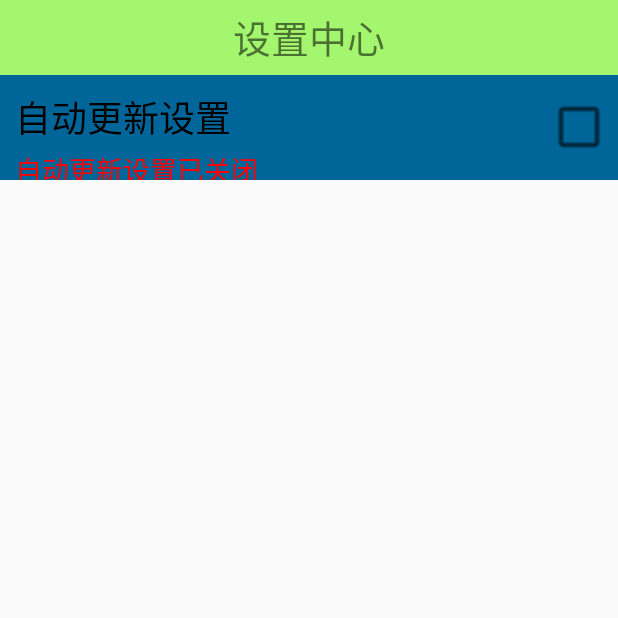
After one commit to huwangzhang/MobileSafe20, an Android app: the SettingCenterActivity screen opened directly, with no data from a screen before it, on a phone screen of 412 x 824 dp, the top half of it. The commit adds this screen. Run offline under Robolectric (Android 15) with nearby library versions, the phone set to English and light mode, and no system bars.

Commit message:
自动更新

```diff
--- a/app/src/main/AndroidManifest.xml
+++ b/app/src/main/AndroidManifest.xml
@@ -47,6 +47,9 @@
         <activity
             android:name=".activity.SelectContactActivity"
             android:label="@string/app_name" />
+        <activity
+            android:name=".activity.SettingCenterActivity"
+            android:label="@string/app_name" />
 
     </application>
 </manifest>
--- /dev/null
+++ b/app/src/main/java/com/example/huwang/mobilesafe20/activity/SettingCenterActivity.java
@@ -0,0 +1,60 @@
+package com.example.huwang.mobilesafe20.activity;
+
+import android.app.Activity;
+import android.content.SharedPreferences;
+import android.os.Bundle;
+import android.support.annotation.Nullable;
+import android.util.Log;
+import android.view.View;
+
+import com.example.huwang.mobilesafe20.R;
+import com.example.huwang.mobilesafe20.ui.SettingCenterView;
+import com.lidroid.xutils.ViewUtils;
+import com.lidroid.xutils.view.annotation.ViewInject;
+
+/**
+ * Created by huwang on 2017/3/25.
+ */
+
+public class SettingCenterActivity extends Activity {
+    @ViewInject(R.id.item_update)
+    SettingCenterView item_update;
+
+    @Override
+    protected void onCreate(@Nullable Bundle savedInstanceState) {
+        super.onCreate(savedInstanceState);
+        setContentView(R.layout.activity_setting_center);
+
+        ViewUtils.inject(this); //注解生效
+
+        item_update.setOnClickListener(new View.OnClickListener() {
+            @Override
+            public void onClick(View v) {
+                Log.i("zhang", "自动更行点击");
+                boolean flag = item_update.isCheck();
+                item_update.setCheck(!flag);
+
+                //存储自动更新状态
+                SharedPreferences.Editor editor = getSharedPreferences("config", MODE_PRIVATE).edit();
+                editor.putBoolean("item_update", item_update.isCheck());
+                editor.commit();
+
+            }
+        });
+    }
+
+    /**
+     * 显示时候执行
+     */
+    @Override
+    protected void onStart() {
+        super.onStart();
+        Boolean flag = getSharedPreferences("config", MODE_PRIVATE).getBoolean("item_update", false);
+        item_update.setCheck(flag);
+    }
+
+    @Override
+    protected void onResume() {
+        super.onResume();
+    }
+}
--- /dev/null
+++ b/app/src/main/java/com/example/huwang/mobilesafe20/ui/SettingCenterView.java
@@ -0,0 +1,73 @@
+package com.example.huwang.mobilesafe20.ui;
+
+import android.content.Context;
+import android.graphics.Color;
+import android.support.annotation.Nullable;
+import android.util.AttributeSet;
+import android.util.Log;
+import android.view.View;
+import android.widget.CheckBox;
+import android.widget.LinearLayout;
+import android.widget.TextView;
+
+import com.example.huwang.mobilesafe20.R;
+
+
+/**
+ * Created by huwang on 2017/3/25.
+ */
+
+public class SettingCenterView extends LinearLayout {
+    private String titleString;
+    private TextView desc;
+    private CheckBox check;
+    private String descOnString;
+    private String descOffString;
+    /**
+     * @param context
+     * @param attrs   当前标签配置的属性与属性值
+     *                android 与zhang 属性
+     */
+    public SettingCenterView(Context context, @Nullable AttributeSet attrs) {
+        super(context, attrs);
+        View view = View.inflate(context, R.layout.view_item_setting, this);
+        String namespace = "http://schemas.android.com/apk/res-auto";
+        titleString = attrs.getAttributeValue(namespace, "m_title");
+        descOffString = attrs.getAttributeValue(namespace, "desc_off");
+        descOnString = attrs.getAttributeValue(namespace, "desc_on");
+        Boolean checkBoolean = attrs.getAttributeBooleanValue(namespace, "check", false);
+        Log.i("zhang", titleString + "");
+        TextView title = (TextView) view.findViewById(R.id.title);
+        desc = (TextView) view.findViewById(R.id.desc);
+        check = (CheckBox) view.findViewById(R.id.check);
+        title.setText(titleString == null ? "" : titleString);
+        check.setChecked(checkBoolean);
+        if (checkBoolean) {
+            desc.setText(titleString == null ? "" : descOnString);
+            desc.setTextColor(Color.parseColor("#00ff00"));
+        } else {
+            desc.setText(titleString == null ? "" : descOffString);
+            desc.setTextColor(Color.parseColor("#ff0000"));
+        }
+
+
+    }
+
+    /**
+     * @return 是否选中
+     */
+    public boolean isCheck() {
+        return check.isChecked();
+    }
+
+    public void setCheck(boolean ischeck) {
+        if (ischeck) {
+            desc.setText(titleString == null ? "" : descOnString);
+            desc.setTextColor(Color.parseColor("#00ff00"));
+        } else {
+            desc.setText(titleString == null ? "" : descOffString);
+            desc.setTextColor(Color.parseColor("#ff0000"));
+        }
+        check.setChecked(ischeck);
+    }
+}
--- /dev/null
+++ b/app/src/main/res/layout/activity_setting_center.xml
@@ -0,0 +1,32 @@
+<LinearLayout xmlns:zhang="http://schemas.android.com/apk/res-auto"
+    xmlns:android="http://schemas.android.com/apk/res/android"
+    xmlns:tools="http://schemas.android.com/tools"
+    android:layout_width="match_parent"
+    android:layout_height="match_parent"
+    android:orientation="vertical"
+    tools:context="com.example.huwang.mobilesafe20.MainActivity">
+
+    <!-- 标题 -->
+
+    <TextView
+        android:layout_width="match_parent"
+        android:layout_height="50dp"
+        android:background="#A4F66E"
+        android:gravity="center"
+        android:text="设置中心"
+        android:textSize="25sp" />
+    <!-- 自动更新 -->
+
+    <com.example.huwang.mobilesafe20.ui.SettingCenterView
+        android:id="@+id/item_update"
+        android:layout_height="wrap_content"
+        android:layout_width="wrap_content"
+        zhang:m_title="自动更新设置"
+        zhang:desc_on="自动更新设置已开启"
+        zhang:desc_off="自动更新设置已关闭"
+        zhang:check="true"/>
+   <!-- <include
+        android:id="@+id/select_style"
+        layout="@layout/view_item_arrow" />-->
+
+</LinearLayout>
--- /dev/null
+++ b/app/src/main/res/layout/view_item_setting.xml
@@ -0,0 +1,48 @@
+<RelativeLayout xmlns:android="http://schemas.android.com/apk/res/android"
+    xmlns:tools="http://schemas.android.com/tools"
+    android:layout_width="match_parent"
+    android:layout_height="70dp"
+    android:background="#006699"
+    tools:context="com.example.huwang.mobilesafe20.MainActivity">
+
+    <!-- 标题 -->
+
+    <TextView
+        android:id="@+id/title"
+        android:layout_width="wrap_content"
+        android:layout_height="wrap_content"
+        android:layout_marginLeft="10dp"
+        android:layout_marginTop="10dp"
+        android:gravity="left|center_vertical"
+        android:singleLine="true"
+        android:text="自动更新设置"
+        android:textColor="#000000"
+        android:textSize="24sp" />
+    <!-- 描述 -->
+    <TextView
+        android:id="@+id/desc"
+        android:layout_width="wrap_content"
+        android:layout_height="wrap_content"
+        android:layout_below="@id/title"
+        android:layout_marginLeft="10dp"
+        android:layout_marginTop="3dp"
+        android:gravity="left|center_vertical"
+        android:singleLine="true"
+        android:text="自动更新设置"
+        android:textColor="#FE1515"
+        android:textSize="18sp" />
+    <!-- 复选 -->
+
+    <CheckBox
+        android:id="@+id/check"
+        android:scaleX="1.5"
+        android:scaleY="1.5"
+        android:layout_width="wrap_content"
+        android:layout_height="wrap_content"
+        android:layout_alignParentRight="true"
+        android:layout_centerVertical="true"
+        android:layout_marginRight="10dp"
+        android:clickable="false"
+        android:focusable="false" />
+
+</RelativeLayout>
```
Also changed, not shown: app/src/main/java/com/example/huwang/mobilesafe20/activity/HomeActivity.java (+69 -2 lines), app/src/main/java/com/example/huwang/mobilesafe20/activity/SplashActivity.java (+18 -0 lines), app/src/main/java/com/example/huwang/mobilesafe20/adapter/HomeAdapter.java (+10 -14 lines), app/src/main/res/layout/activity_main.xml (+25 -8 lines), app/src/main/res/layout/view_fuc_edit.xml (added, +52 -0 lines), app/src/main/res/layout/view_item_arrow.xml (added, +44 -0 lines), app/src/main/res/layout/view_item_menu.xml (added, +30 -0 lines), app/src/main/res/values/attrs.xml (added, +11 -0 lines), 42 other files.
